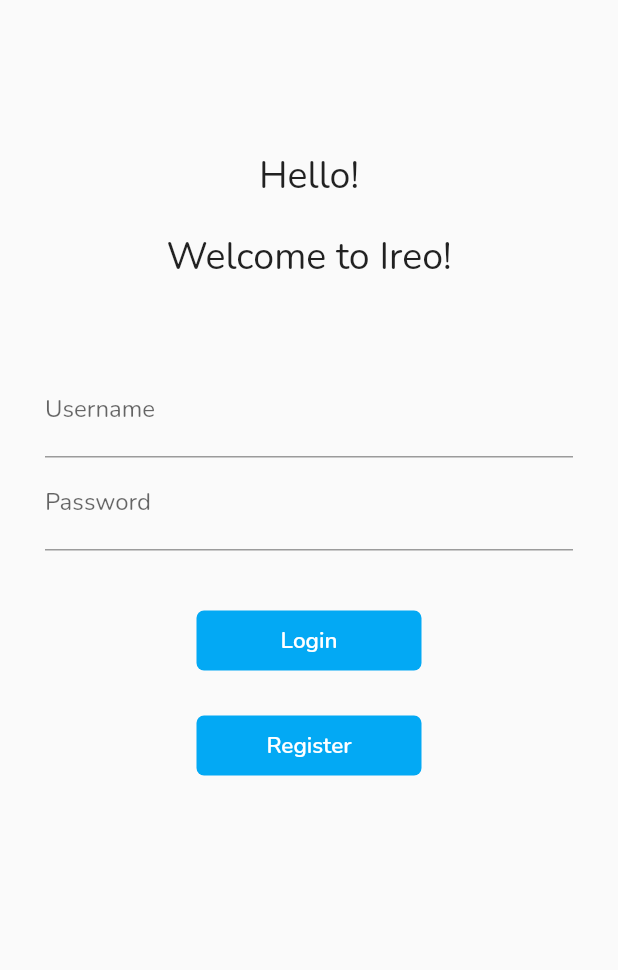
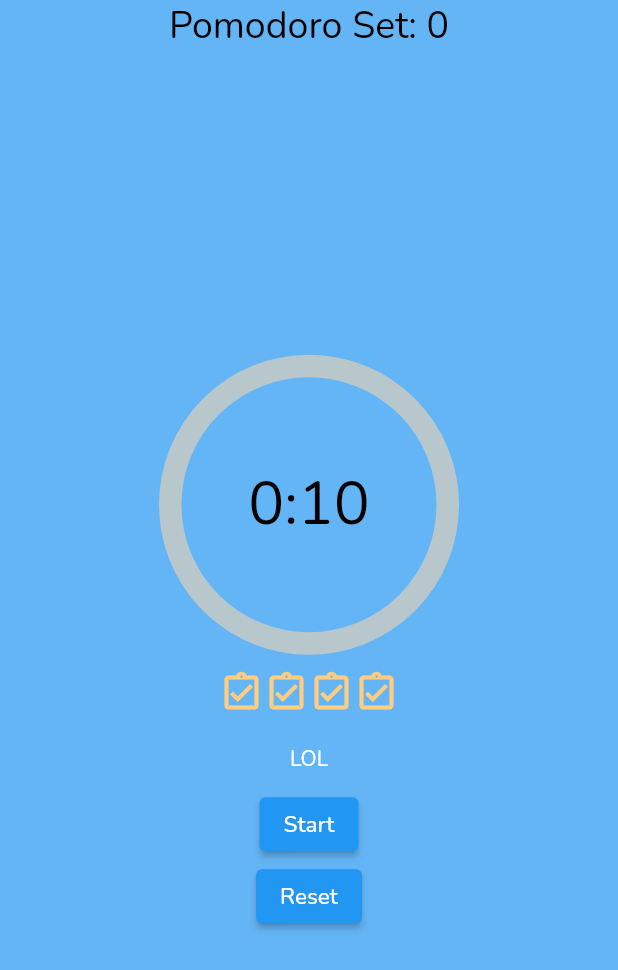
Before and after one commit to Nilsiloid/Ireo, a Flutter app: the screen it shows after launch, on a phone screen of 412 x 824 dp. Shown: the top 970 px of the screen. Run offline on Flutter 3.47's test engine with Material 2 defaults, Android fonts, the phone set to English and light mode, and no system bars; drawn by our look-alikes of percent_indicator; our stand-ins replace audioplayers, firebase_auth, firebase_core, google_fonts, google_sign_in; accounts and stored records are empty.

Commit message:
Added Pomodoro method to the App

```diff
--- /dev/null
+++ b/lib/Pages/pomodoro.dart
@@ -0,0 +1,314 @@
+// ignore_for_file: prefer_const_literals_to_create_immutables, prefer_const_constructors, unused_field, unused_element
+
+import 'package:audioplayers/audioplayers.dart';
+import 'package:flutter/material.dart';
+import 'package:ireo/Pomodoro/constants.dart';
+import 'package:ireo/Pomodoro/pomodoro_icons.dart';
+import 'package:percent_indicator/percent_indicator.dart';
+import 'package:ireo/Pomodoro/custom_buttons.dart';
+import 'package:ireo/models/pomodoro_status.dart';
+import 'dart:async';
+
+class Pomodoro extends StatefulWidget {
+  const Pomodoro({Key? key}) : super(key: key);
+
+  @override
+  State<Pomodoro> createState() => _PomodoroState();
+}
+
+const _start = "Start";
+const _resume = "Resume Pomodoro";
+const _pause = "Pause Pomodoro";
+const _stop = "Stop";
+const _reset = "Reset";
+const _pauseBreak = "Pause Break";
+const _resumeBreak = "Resume Break";
+const _nextset = "Start next set";
+
+class _PomodoroState extends State<Pomodoro> {
+  static AudioCache mediaplayer = AudioCache();
+
+  int remainingTime = pomodoroTotalTime;
+  String button = _start;
+  PomodoroStatus pomodoroStatus = PomodoroStatus.pausedPomodoro;
+
+  Timer? timer;
+  int pomodoroNum = 0;
+
+  @override
+  void dispose() {
+    _stopTimer();
+    super.dispose();
+  }
+
+  @override
+  void initState() {
+    super.initState();
+
+    //   mediaplayer.load('sound.mp3');
+  }
+
+  @override
+  Widget build(BuildContext context) {
+    return Scaffold(
+      backgroundColor: Colors.blue[300],
+      body: SafeArea(
+          child: Center(
+        child: Column(
+          children: [
+            Text(
+              "Pomodoro Set: $pomodoroNum",
+              style: TextStyle(fontSize: 25, color: Colors.black),
+            ),
+            Expanded(
+                child: Column(
+              mainAxisAlignment: MainAxisAlignment.center,
+              children: [
+              CircularPercentIndicator(
+                  radius: 100.0,
+                  lineWidth: 15.0,
+                  percent: _percentageSetCompleted(),
+                  circularStrokeCap: CircularStrokeCap.round,
+                  center: Text(
+                    _secondstoFormattedString(remainingTime),
+                    style: TextStyle(fontSize: 40, color: Colors.black),
+                  ),
+                  progressColor: statusColor[pomodoroStatus],
+                ),
+                PomodoroIcons(sets: pomodoroTotal, completed: pomodoroNum),
+                SizedBox(
+                  height: 10.0,
+                ),
+                Text(
+                  "LOL",
+                  // statusDescription[pomodoroStatus],
+                  style: TextStyle(color: Colors.white),
+                ),
+                SizedBox(
+                  height: 10,
+                ),
+                CustomButton(onTap: _pomodoro, text: button),
+                CustomButton(
+                    onTap: ((pomodoroStatus == PomodoroStatus.pausedPomodoro) ||
+                            (pomodoroStatus == PomodoroStatus.runningPomodoro))
+                        ? _resetPomodoroCounter
+                        : _resetBreakTimer(),
+                    text: 'Reset'),
+              ],
+            ))
+          ],
+        ),
+      )),
+    );
+  }
+
+  _secondstoFormattedString(int seconds) {
+    int roundedMinutes = seconds ~/ 60;
+    int remainingSeconds = seconds - roundedMinutes * 60;
+    String remainingSecondsFormatted;
+
+    if (remainingSeconds < 10) {
+      remainingSecondsFormatted = "0$remainingSeconds";
+    } else {
+      remainingSecondsFormatted = "$remainingSeconds";
+    }
+    return "$roundedMinutes:$remainingSecondsFormatted";
+  }
+
+  _percentageSetCompleted() {
+    int totalTime;
+    switch (pomodoroStatus) {
+      case PomodoroStatus.runningPomodoro:
+        totalTime = pomodoroTotalTime;
+        break;
+      case PomodoroStatus.pausedPomodoro:
+        totalTime = pomodoroTotalTime;
+        break;
+      case PomodoroStatus.runningShortBreak:
+        totalTime = shortBreak;
+        break;
+      case PomodoroStatus.pausedShortBreak:
+        totalTime = shortBreak;
+        break;
+      case PomodoroStatus.runningLongBreak:
+        totalTime = longBreak;
+        break;
+      case PomodoroStatus.pausedLongBreak:
+        totalTime = longBreak;
+        break;
+      case PomodoroStatus.setFinished:
+        totalTime = pomodoroTotalTime;
+        break;
+    }
+
+    double percentage = (totalTime - remainingTime) / totalTime;
+    return percentage;
+  }
+
+  _pomodoro() {
+    switch (pomodoroStatus) {
+      case PomodoroStatus.pausedPomodoro:
+        _startPomodoroCounter();
+        break;
+      case PomodoroStatus.runningPomodoro:
+        _pausePomodoroCounter();
+        break;
+      case PomodoroStatus.runningShortBreak:
+        _pauseBreakTimer();
+        break;
+      case PomodoroStatus.pausedShortBreak:
+        _startBreakTimer();
+        break;
+      case PomodoroStatus.runningLongBreak:
+        _pauseBreakTimer();
+        break;
+      case PomodoroStatus.pausedLongBreak:
+        _startBreakTimer();
+        break;
+      case PomodoroStatus.setFinished:
+        // setNum++;
+        _startPomodoroCounter();
+        break;
+    }
+  }
+
+  _startPomodoroCounter() {
+    pomodoroStatus = PomodoroStatus.runningPomodoro;
+
+    _stopTimer();
+    timer = Timer.periodic(
+        Duration(seconds: 1),
+        (timer) => {
+              if (remainingTime > 0)
+                {
+                  setState(() {
+                    remainingTime--;
+                    button = _pause;
+                  })
+                }
+              else
+                {
+                  // play sound
+                  pomodoroNum++,
+                  // _stopTimer(),
+                  timer.cancel(),
+                  if (pomodoroNum % pomodoroTotal == 0)
+                    {
+                      pomodoroStatus = PomodoroStatus.pausedLongBreak,
+                      setState(() {
+                        remainingTime = longBreak;
+                        button = _pauseBreak;
+                        _startBreakTimer();
+                      }),
+                    }
+                  else
+                    {
+                      pomodoroStatus = PomodoroStatus.pausedShortBreak,
+                      setState(() {
+                        remainingTime = shortBreak;
+                        button = _pauseBreak;
+                        _startBreakTimer();
+                      }),
+                    }
+                }
+            });
+  }
+
+  _pausePomodoroCounter() {
+    pomodoroStatus = PomodoroStatus.pausedPomodoro;
+
+    _stopTimer();
+
+    setState(() {
+      button = _resume;
+    });
+  }
+
+  _resetPomodoroCounter() {
+    // pomodoroNum = 0;
+    // pomodoroStatus = PomodoroStatus.pausedPomodoro;
+
+    _stopTimer();
+    _stopPomodoroCounter();
+  }
+
+  _stopPomodoroCounter() {
+    pomodoroStatus = PomodoroStatus.pausedPomodoro;
+    setState(() {
+      button = _start;
+      remainingTime = pomodoroTotalTime;
+    });
+  }
+
+  _startBreakTimer() {
+    pomodoroStatus = (pomodoroStatus == PomodoroStatus.pausedLongBreak)
+        ? PomodoroStatus.runningLongBreak
+        : PomodoroStatus.runningShortBreak;
+
+    // _stopTimer();
+    timer = Timer.periodic(
+        Duration(seconds: 1),
+        (timer) => {
+              debugPrint("remainingtime = $remainingTime"),
+              if (remainingTime > 0)
+                {
+                  // debugPrint("remainingtime = $remainingTime"),
+                  setState(() {
+                    remainingTime--;
+                    button = _pauseBreak;
+                  }),
+                }
+              else
+                {
+                  _soundForStartAndEnd(),
+                  _stopTimer(),
+                  timer.cancel(),
+                  pomodoroStatus = PomodoroStatus.pausedPomodoro,
+                  setState(() {
+                    remainingTime = pomodoroTotalTime;
+                    button = _start;
+                    _startPomodoroCounter();
+                  }),
+                }
+            });
+  }
+
+  _pauseBreakTimer() {
+    pomodoroStatus = (pomodoroStatus == PomodoroStatus.runningShortBreak)
+        ? PomodoroStatus.pausedShortBreak
+        : PomodoroStatus.pausedLongBreak;
+
+    _stopTimer();
+
+    setState(() {
+      button = _resumeBreak;
+    });
+  }
+
+  _resetBreakTimer() {
+    _stopTimer();
+    _stopBreakTimer();
+  }
+
+  _stopBreakTimer() {
+    pomodoroStatus = (pomodoroStatus == PomodoroStatus.runningShortBreak)
+        ? PomodoroStatus.pausedShortBreak
+        : PomodoroStatus.pausedLongBreak;
+    setState(() {
+      button = _start;
+      remainingTime = pomodoroTotalTime;
+    });
+  }
+
+  _stopTimer() {
+    // debugPrint("timer = $timer");
+    if (timer != null) {
+      timer?.cancel();
+    }
+  }
+
+  _soundForStartAndEnd() {
+    print("Played your mom pepega!");
+    // mediaplayer.play("sound.mp3");
+  }
+}
--- /dev/null
+++ b/lib/Pomodoro/constants.dart
@@ -0,0 +1,31 @@
+import 'package:flutter/material.dart';
+import 'package:ireo/models/pomodoro_status.dart';
+
+const pomodoroTotalTime = 10; // 25 * 60;
+const shortBreak = 3; // 5 * 60;
+const longBreak = 5; // 15 * 60;
+
+const pomodoroTotal = 4;
+
+const Map<PomodoroStatus, String> statusDescription = {
+  PomodoroStatus.runningPomodoro:
+      "Pomodoro is running, let's focus and get this work done!",
+  PomodoroStatus.pausedPomodoro: "Ready for the next set? Let's GO!",
+  PomodoroStatus.runningShortBreak:
+      "Another set down, time for a deserved break!",
+  PomodoroStatus.runningLongBreak:
+      "WOO! More sets done, let's take a larger break!",
+  PomodoroStatus.pausedShortBreak: "Let's have a break?",
+  PomodoroStatus.pausedLongBreak: "Perhaps a nice walk will calm us down?",
+  PomodoroStatus.setFinished: "Let's go! You've done it!! SIUUUUUUUUUUUUUUU!",
+};
+
+const Map<PomodoroStatus, MaterialColor> statusColor = {
+  PomodoroStatus.runningPomodoro: Colors.green,
+  PomodoroStatus.pausedPomodoro: Colors.red,
+  PomodoroStatus.runningShortBreak: Colors.orange,
+  PomodoroStatus.runningLongBreak: Colors.orange,
+  PomodoroStatus.pausedShortBreak: Colors.blueGrey,
+  PomodoroStatus.pausedLongBreak: Colors.blueGrey,
+  PomodoroStatus.setFinished: Colors.yellow,
+};
--- /dev/null
+++ b/lib/Pomodoro/custom_buttons.dart
@@ -0,0 +1,23 @@
+// ignore_for_file: prefer_const_constructors
+
+import 'package:flutter/material.dart';
+
+class CustomButton extends StatelessWidget {
+  final VoidCallback onTap;
+  final String text;
+  const CustomButton({Key? key, required this.onTap, required this.text})
+      : super(key: key);
+
+  @override
+  Widget build(BuildContext context) {
+    return ButtonTheme(
+      minWidth: 400,
+      child: ElevatedButton(
+          onPressed: onTap,
+          child: Text(
+            text,
+            style: TextStyle(fontSize: 15),
+          )),
+    );
+  }
+}
--- /dev/null
+++ b/lib/Pomodoro/pomodoro_icons.dart
@@ -0,0 +1,47 @@
+// ignore_for_file: prefer_const_constructors, use_key_in_widget_constructors, prefer_const_constructors_in_immutables, invalid_required_positional_param
+
+import 'package:flutter/material.dart';
+
+class PomodoroIcons extends StatelessWidget {
+  final int completed;
+  final int sets;
+
+  PomodoroIcons({Key? key, required this.sets, required this.completed})
+      : super(key: key);
+
+  @override
+  Widget build(BuildContext context) {
+    const iSize = 30.0;
+
+    final completedSets = Icon(
+      // Icons.beenhere,
+      Icons.assignment_turned_in,
+      // Icons.battery_full,
+      color: Colors.orange[200],
+      size: iSize,
+    );
+
+    final notCompletedSets = Icon(
+      // Icons.beenhere_outlined,
+      Icons.assignment_turned_in_outlined,
+      // Icons.battery_0_bar,
+      color: Colors.orange[200],
+      size: iSize,
+    );
+
+    List<Icon> icons = [];
+
+    for (int i = 0; i < sets; i++) {
+      if (i < completed) {
+        icons.add(completedSets);
+      } else {
+        icons.add(notCompletedSets);
+      }
+    }
+
+    return Padding(
+      padding: EdgeInsets.all(10),
+      child: Row(mainAxisAlignment: MainAxisAlignment.center, children: icons),
+    );
+  }
+}
--- a/lib/Utilities/routes.dart
+++ b/lib/Utilities/routes.dart
@@ -5,4 +5,6 @@ class Routes {
   static String HomePath = "/home";
   static String WordlePath = '/wordle';
   static String RegisterPath = "/register";
+  static String PomodoroPath = "/pomodoro";
+  static String PomodoroMainPath = "/pomodoromain";
 }
--- a/lib/main.dart
+++ b/lib/main.dart
@@ -8,7 +8,9 @@ import 'package:ireo/Authentication/g_auth.dart';
 import 'package:ireo/Authentication/sign_in.dart';
 import 'package:ireo/Pages/home.dart';
 import 'package:google_fonts/google_fonts.dart';
+import 'package:ireo/Pages/pomodoro.dart';
 import 'package:ireo/Pages/wrapper.dart';
+import 'package:ireo/Pomodoro/pomodoro_main.dart';
 import 'package:provider/provider.dart';
 
 import 'Pages/home.dart';
@@ -44,15 +46,17 @@ class MyApp extends StatelessWidget {
               primarySwatch: Colors.blue,
               fontFamily: GoogleFonts.nunito().fontFamily,
             ),
-            home: AuthWrapper(index: -1),
-            // initialRoute: "/",
+            // home: AuthWrapper(index: -1),
+            initialRoute: "/",
             routes: {
               // "/": (context) => Wrapper(),
               // "/": (context) => SignIn(),
               // "/": (context) => AuthWrapper(),
+              "/": (context) => Pomodoro(),
               Routes.WordlePath: (context) => GameScreen(),
               Routes.HomePath: (context) => Home(),
               Routes.LoginPath: (context) => SignIn(),
+              Routes.PomodoroPath: (context) => Pomodoro()
               // Routes.RegisterPath:(context) => Register()
             }));
   }
--- /dev/null
+++ b/lib/models/pomodoro_status.dart
@@ -0,0 +1,9 @@
+enum PomodoroStatus {
+  runningPomodoro,
+  pausedPomodoro,
+  runningShortBreak,
+  pausedShortBreak,
+  runningLongBreak,
+  pausedLongBreak,
+  setFinished
+}
--- a/pubspec.yaml
+++ b/pubspec.yaml
@@ -45,6 +45,8 @@ dependencies:
   font_awesome_flutter: ^9.0.0
   provider: ^5.0.0
   password_strength: ^0.2.0
+  percent_indicator: ^4.2.2
+  audioplayers: ^1.0.1
 
 dev_dependencies:
   flutter_test:
```
Also changed, not shown: lib/Pages/home.dart (+31 -2 lines), lib/Pomodoro/buttons.dart (added, +35 -0 lines), lib/Pomodoro/pomodoro_main.dart (added, +134 -0 lines), pubspec.lock, 5 other files.
